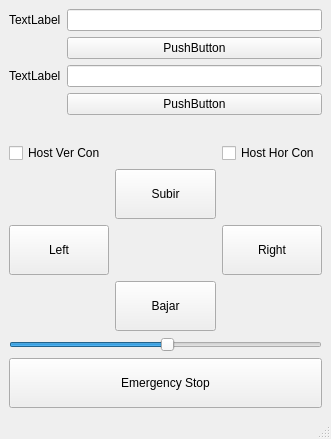
The window that Programas/Control_Desktop_QtCreator/ControlGrua_Qt_TCP/mainwindow.ui (JoseOlin/Akoui-Grua) describes before a commit, drawn with Qt 5.
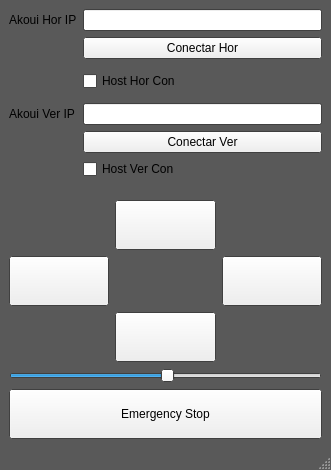
The same window after the commit. Icons and pictures are not drawn.

The edit to the form file:
```diff
--- a/Programas/Control_Desktop_QtCreator/ControlGrua_Qt_TCP/mainwindow.ui
+++ b/Programas/Control_Desktop_QtCreator/ControlGrua_Qt_TCP/mainwindow.ui
@@ -7,9 +7,73 @@
     <x>0</x>
     <y>0</y>
     <width>331</width>
-    <height>439</height>
+    <height>470</height>
    </rect>
   </property>
+  <property name="palette">
+   <palette>
+    <active>
+     <colorrole role="Base">
+      <brush brushstyle="SolidPattern">
+       <color alpha="255">
+        <red>255</red>
+        <green>255</green>
+        <blue>255</blue>
+       </color>
+      </brush>
+     </colorrole>
+     <colorrole role="Window">
+      <brush brushstyle="SolidPattern">
+       <color alpha="255">
+        <red>89</red>
+        <green>89</green>
+        <blue>89</blue>
+       </color>
+      </brush>
+     </colorrole>
+    </active>
+    <inactive>
+     <colorrole role="Base">
+      <brush brushstyle="SolidPattern">
+       <color alpha="255">
+        <red>255</red>
+        <green>255</green>
+        <blue>255</blue>
+       </color>
+      </brush>
+     </colorrole>
+     <colorrole role="Window">
+      <brush brushstyle="SolidPattern">
+       <color alpha="255">
+        <red>89</red>
+        <green>89</green>
+        <blue>89</blue>
+       </color>
+      </brush>
+     </colorrole>
+    </inactive>
+    <disabled>
+     <colorrole role="Base">
+      <brush brushstyle="SolidPattern">
+       <color alpha="255">
+        <red>89</red>
+        <green>89</green>
+        <blue>89</blue>
+       </color>
+      </brush>
+     </colorrole>
+     <colorrole role="Window">
+      <brush brushstyle="SolidPattern">
+       <color alpha="255">
+        <red>89</red>
+        <green>89</green>
+        <blue>89</blue>
+       </color>
+      </brush>
+     </colorrole>
+    </disabled>
+   </palette>
+  </property>
   <property name="windowTitle">
    <string>MainWindow</string>
   </property>
@@ -20,34 +84,66 @@
       <item row="0" column="0">
        <widget class="QLabel" name="label">
         <property name="text">
-         <string>TextLabel</string>
+         <string>Akoui Hor IP</string>
         </property>
        </widget>
       </item>
       <item row="0" column="1">
        <widget class="QLineEdit" name="lineEdit"/>
       </item>
-      <item row="2" column="0">
+      <item row="4" column="0">
        <widget class="QLabel" name="label_2">
         <property name="text">
-         <string>TextLabel</string>
+         <string>Akoui Ver IP</string>
         </property>
        </widget>
       </item>
-      <item row="2" column="1">
+      <item row="4" column="1">
        <widget class="QLineEdit" name="lineEdit_2"/>
       </item>
       <item row="1" column="1">
        <widget class="QPushButton" name="pushButton">
         <property name="text">
-         <string>PushButton</string>
+         <string>Conectar Hor</string>
         </property>
        </widget>
       </item>
-      <item row="3" column="1">
+      <item row="5" column="1">
        <widget class="QPushButton" name="pushButton_2">
         <property name="text">
-         <string>PushButton</string>
+         <string>Conectar Ver</string>
+        </property>
+       </widget>
+      </item>
+      <item row="2" column="1">
+       <widget class="QCheckBox" name="hostHor_connected_chk">
+        <property name="sizePolicy">
+         <sizepolicy hsizetype="Preferred" vsizetype="Fixed">
+          <horstretch>0</horstretch>
+          <verstretch>0</verstretch>
+         </sizepolicy>
+        </property>
+        <property name="minimumSize">
+         <size>
+          <width>32</width>
+          <height>32</height>
+         </size>
+        </property>
+        <property name="text">
+         <string>Host Hor Con</string>
+        </property>
+        <property name="iconSize">
+         <size>
+          <width>32</width>
+          <height>32</height>
+         </size>
+        </property>
+       </widget>
+      </item>
+      <item row="6" column="1">
+       <widget class="QCheckBox" name="hostVer_connected_chk">
+        <property name="text">
+         <string>Host Ver Con</string>
         </property>
        </widget>
       </item>
@@ -64,7 +160,17 @@
          </size>
         </property>
         <property name="text">
-         <string>Subir</string>
+         <string/>
+        </property>
+        <property name="icon">
+         <iconset resource="Resources.qrc">
+          <normaloff>:/imgs/up.jpeg</normaloff>:/imgs/up.jpeg</iconset>
+        </property>
+        <property name="iconSize">
+         <size>
+          <width>64</width>
+          <height>64</height>
+         </size>
         </property>
        </widget>
       </item>
@@ -77,7 +183,17 @@
          </size>
         </property>
         <property name="text">
-         <string>Bajar</string>
+         <string/>
+        </property>
+        <property name="icon">
+         <iconset resource="Resources.qrc">
+          <normaloff>:/imgs/down.jpeg</normaloff>:/imgs/down.jpeg</iconset>
+        </property>
+        <property name="iconSize">
+         <size>
+          <width>64</width>
+          <height>64</height>
+         </size>
         </property>
        </widget>
       </item>
@@ -90,7 +206,17 @@
          </size>
         </property>
         <property name="text">
-         <string>Right</string>
+         <string/>
+        </property>
+        <property name="icon">
+         <iconset resource="Resources.qrc">
+          <normaloff>:/imgs/right.jpeg</normaloff>:/imgs/right.jpeg</iconset>
+        </property>
+        <property name="iconSize">
+         <size>
+          <width>64</width>
+          <height>64</height>
+         </size>
         </property>
        </widget>
       </item>
@@ -103,21 +229,17 @@
          </size>
         </property>
         <property name="text">
-         <string>Left</string>
+         <string/>
         </property>
-       </widget>
-      </item>
-      <item row="0" column="2">
-       <widget class="QCheckBox" name="hostHor_connected_chk">
-        <property name="text">
-         <string>Host Hor Con</string>
+        <property name="icon">
+         <iconset resource="Resources.qrc">
+          <normaloff>:/imgs/left.jpeg</normaloff>:/imgs/left.jpeg</iconset>
         </property>
-       </widget>
-      </item>
-      <item row="0" column="0">
-       <widget class="QCheckBox" name="hostVer_connected_chk">
-        <property name="text">
-         <string>Host Ver Con</string>
+        <property name="iconSize">
+         <size>
+          <width>64</width>
+          <height>64</height>
+         </size>
         </property>
        </widget>
       </item>
```
Left out of the diff: 4 changed lines with no effect on the pictures.
